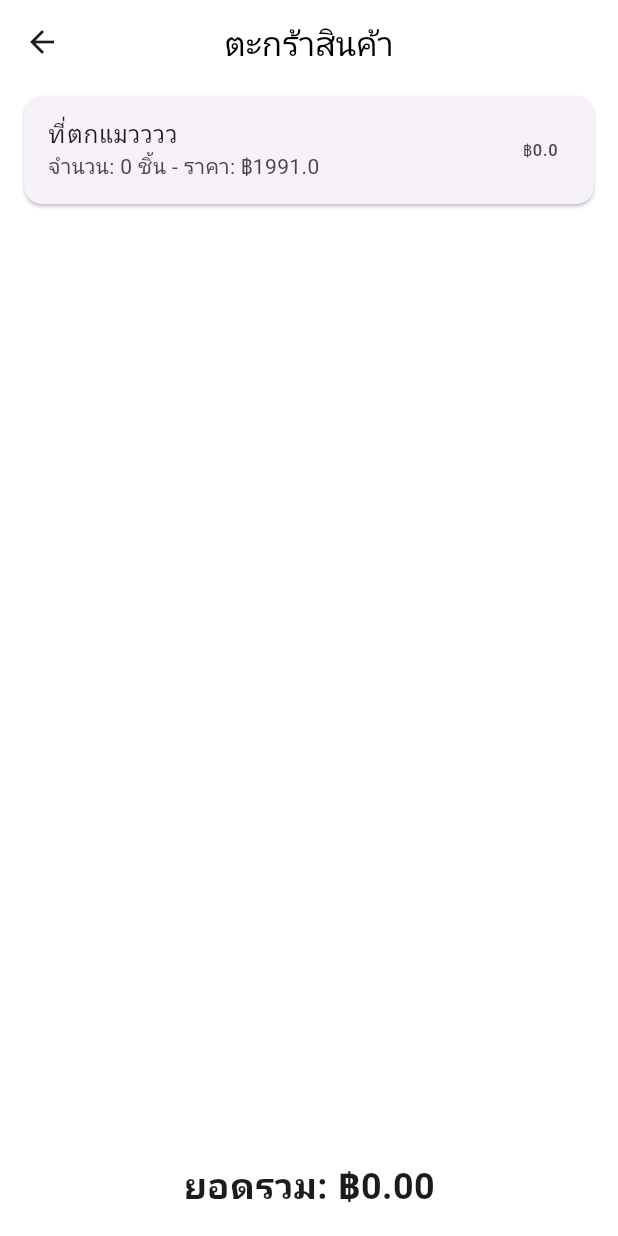
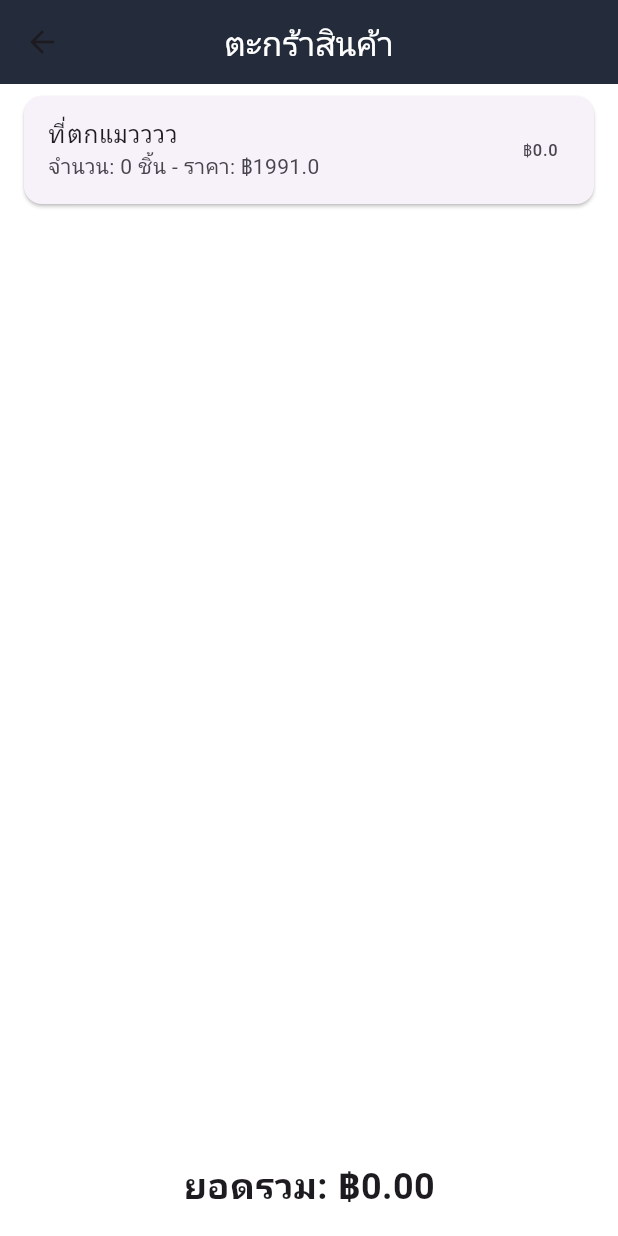
Before and after one commit to megnesiumm/miniproject_flutter, a Flutter app: the Toy1 screen opened directly, after a tap on the "shopping cart" icon, on a phone screen of 412 x 824 dp. Run offline on Flutter 3.47's test engine with Material 3 defaults, Android fonts, the phone set to English and light mode, and no system bars.

Commit message:
thrid commit

```diff
--- a/lib/page/toy1.dart
+++ b/lib/page/toy1.dart
@@ -21,14 +21,14 @@ class _Toy1State extends State<Toy1> {
   Widget build(BuildContext context) {
     return Scaffold(
       appBar: AppBar(
-        backgroundColor: Colors.white,
+        backgroundColor: PageColour,
         title: const Text(
           'ที่ตกแมวววว',
-          style: TextStyle(color: Colors.black),
+          style: TextStyle(color: Colors.white),
         ),
         centerTitle: true,
         leading: IconButton(
-          icon: const Icon(Icons.arrow_back, color: Colors.black),
+          icon: const Icon(Icons.arrow_back, color: Colors.white),
           onPressed: () {
             Navigator.pop(context); // กลับไปหน้าเดิม
           },
@@ -126,12 +126,10 @@ class _Toy1State extends State<Toy1> {
                 });
 
                 // ใช้ Navigator.pushReplacement เพื่อไปยังหน้า Pagecart
-                Navigator.pushReplacement(
+                Navigator.push(
                   context,
                   MaterialPageRoute(
-                    builder: (context) => Pagecart(
-                      cartItems: cartItems, // ส่ง cartItems ไปยัง Pagecart
-                    ),
+                    builder: (context) => Pagecart(cartItems: cartItems),
                   ),
                 );
               },
--- a/lib/pagecart.dart
+++ b/lib/pagecart.dart
@@ -1,37 +1,41 @@
 import 'package:flutter/material.dart';
+import 'package:miniproject_flutter/constants.dart';
 import 'package:miniproject_flutter/product.dart'; // นำเข้า Product class
 
-class Pagecart extends StatelessWidget {
-  final List<Product> cartItems;
+class Pagecart extends StatefulWidget {
+  final List<Product> cartItems; // รับข้อมูลจากหน้าอื่นที่ส่งมา
 
   const Pagecart({super.key, required this.cartItems});
 
-  double getTotal() {
-    double total = 0;
-    for (var item in cartItems) {
-      total += item.price * item.quantity;
-    }
-    return total;
+  @override
+  _PagecartState createState() => _PagecartState();
+}
+
+class _PagecartState extends State<Pagecart> {
+  late List<Product> cartItems;
+
+  @override
+  void initState() {
+    super.initState();
+    cartItems = widget.cartItems; // รับค่าจาก widget.cartItems
+    print('Pagecart - CartItems: $cartItems'); // ตรวจสอบค่าที่รับมา
   }
 
   @override
   Widget build(BuildContext context) {
+    print('Pagecart - CartItems in build: $cartItems'); // ตรวจสอบใน build
+
     return Scaffold(
       appBar: AppBar(
-        backgroundColor: Colors.white,
-        title: const Text(
-          'ตะกร้าสินค้า',
-          style: TextStyle(color: Colors.black),
-        ),
+        backgroundColor: PageColour,
+        title:
+            const Text('ตะกร้าสินค้า', style: TextStyle(color: Colors.white)),
         centerTitle: true,
       ),
       body: cartItems.isEmpty
           ? const Center(
-              child: Text(
-                'ไม่มีสินค้าในตะกร้า',
-                style: TextStyle(fontSize: 20),
-              ),
-            )
+              child:
+                  Text('ไม่มีสินค้าในตะกร้า', style: TextStyle(fontSize: 20)))
           : Column(
               children: <Widget>[
                 Expanded(
@@ -65,4 +69,12 @@ class Pagecart extends StatelessWidget {
       backgroundColor: Colors.white,
     );
   }
+
+  double getTotal() {
+    double total = 0;
+    for (var item in cartItems) {
+      total += item.price * item.quantity;
+    }
+    return total;
+  }
 }
```
Also changed, not shown: lib/page/toy2.dart (+4 -4 lines), lib/page/toy3.dart (+4 -4 lines), lib/page/toy4.dart (+4 -4 lines).
